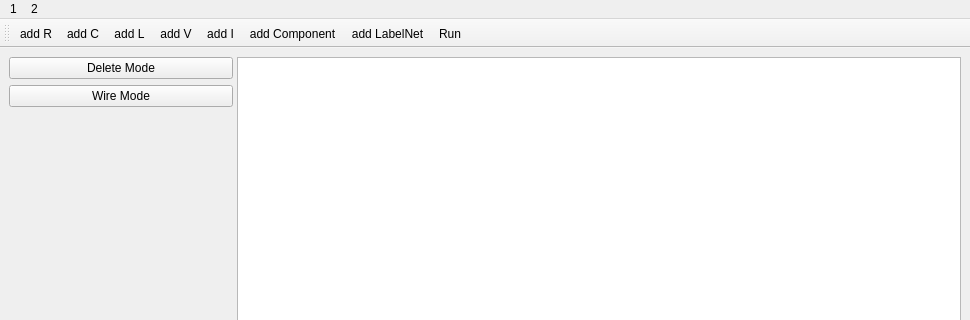
The window that OOP_Project_GPT/MainWindow.ui (zenix935/OOP_spice) describes before a commit, drawn with Qt 5; both pictures show x 0 to 970 and y 0 to 320 of the 970 by 661 pixel window.
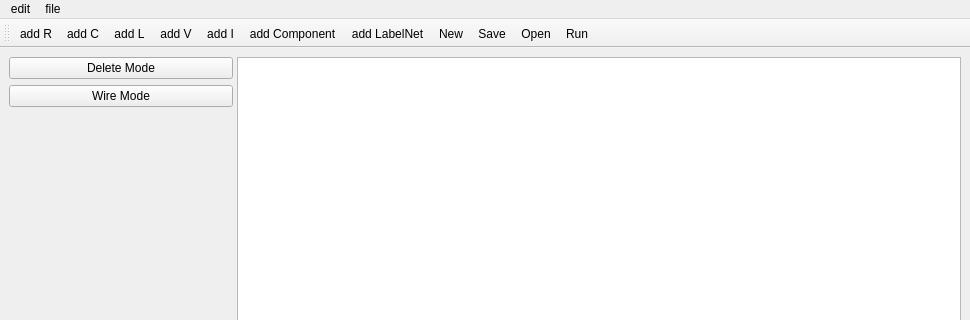
The same window after the commit.

Diff of the .ui file:
```diff
--- a/OOP_Project_GPT/MainWindow.ui
+++ b/OOP_Project_GPT/MainWindow.ui
@@ -102,6 +102,9 @@
    <addaction name="actionadd_I"/>
    <addaction name="actionadd_Component"/>
    <addaction name="actionadd_LabelNet"/>
+   <addaction name="actionnew"/>
+   <addaction name="actionSave"/>
+   <addaction name="actionOpen"/>
    <addaction name="actionRun"/>
   </widget>
   <widget class="QMenuBar" name="menubar">
@@ -123,7 +126,7 @@
      </rect>
     </property>
     <property name="title">
-     <string>1</string>
+     <string>edit</string>
     </property>
     <addaction name="actionadd_R"/>
     <addaction name="actionadd_C"/>
@@ -143,7 +146,7 @@
      </rect>
     </property>
     <property name="title">
-     <string>2</string>
+     <string>file</string>
     </property>
     <addaction name="actionRun"/>
    </widget>
@@ -190,6 +193,21 @@
     <string>add LabelNet</string>
    </property>
   </action>
+  <action name="actionSave">
+   <property name="text">
+    <string>Save</string>
+   </property>
+  </action>
+  <action name="actionOpen">
+   <property name="text">
+    <string>Open</string>
+   </property>
+  </action>
+  <action name="actionnew">
+   <property name="text">
+    <string>New</string>
+   </property>
+  </action>
  </widget>
  <resources/>
  <connections/>
```
Left out of the diff: 7 changed lines with no effect on the pictures.
